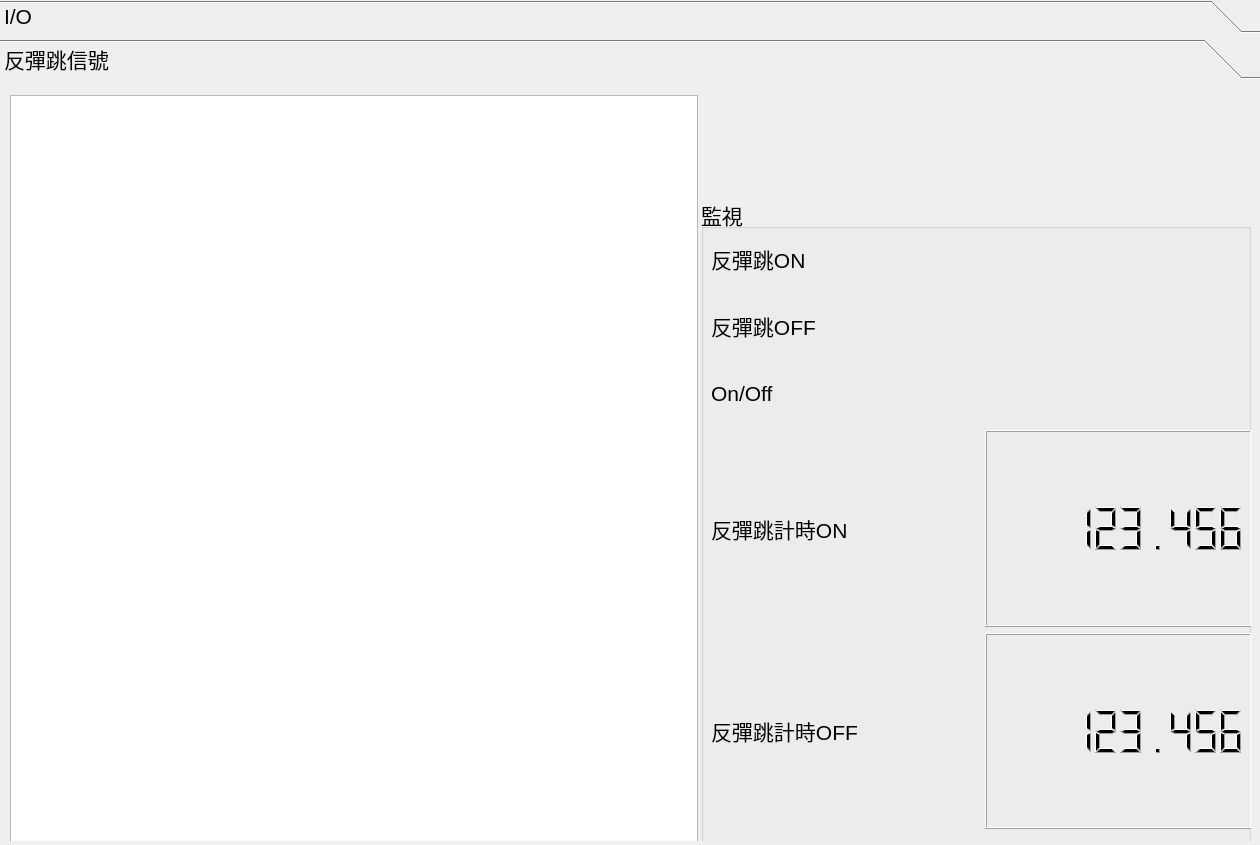
The window that bank-view/fronts/frontiooverride.ui (smandyscom/front-base-widget) describes before a commit, drawn with Qt 5.
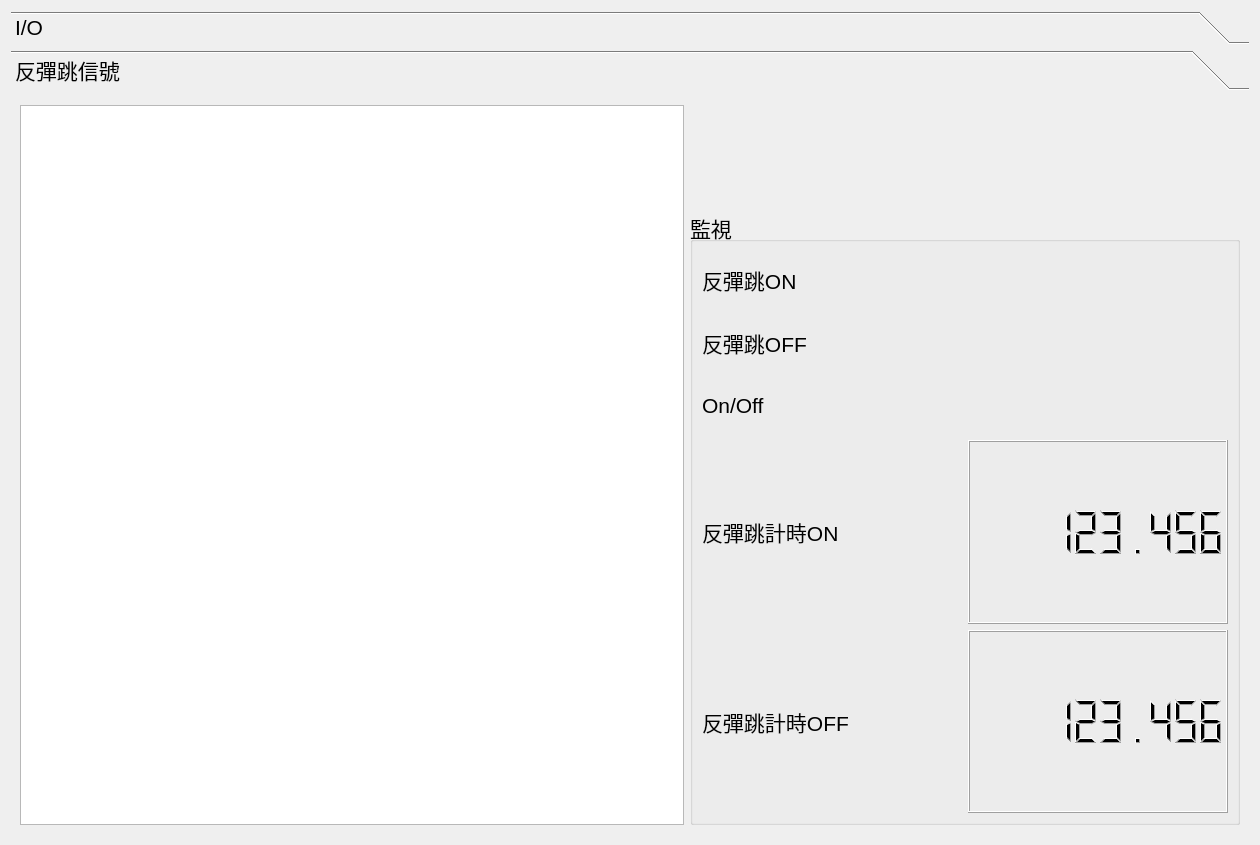
The same window after the commit. The open tabs and pages were chosen to show the change. Custom widgets are drawn as their Qt base class.

What changed in the file:
```diff
--- a/bank-view/fronts/frontiooverride.ui
+++ b/bank-view/fronts/frontiooverride.ui
@@ -30,15 +30,9 @@
   <property name="windowTitle">
    <string>Form</string>
   </property>
+  <layout class="QGridLayout" name="gridLayout_2">
+   <item row="0" column="0">
   <widget class="QToolBox" name="toolBox">
-   <property name="geometry">
-    <rect>
-     <x>0</x>
-     <y>0</y>
-     <width>1261</width>
-     <height>841</height>
-    </rect>
-   </property>
    <property name="sizePolicy">
     <sizepolicy hsizetype="Expanding" vsizetype="Expanding">
      <horstretch>0</horstretch>
@@ -228,27 +222,17 @@
      <rect>
       <x>0</x>
       <y>0</y>
-      <width>1261</width>
-      <height>747</height>
+        <width>1242</width>
+        <height>749</height>
      </rect>
     </property>
     <attribute name="label">
      <string>反彈跳信號</string>
     </attribute>
-    <widget class="QWidget" name="layoutWidget">
-     <property name="geometry">
-      <rect>
-       <x>10</x>
-       <y>10</y>
-       <width>1241</width>
-       <height>751</height>
-      </rect>
-     </property>
-     <layout class="QHBoxLayout" name="horizontalLayout_5">
-      <property name="spacing">
-       <number>3</number>
-      </property>
-      <item>
+      <layout class="QGridLayout" name="gridLayout_4">
+       <item row="0" column="0">
+        <layout class="QGridLayout" name="gridLayout_3">
+         <item row="0" column="0">
        <widget class="QTableView" name="tableViewSignal">
         <property name="font">
          <font>
@@ -267,12 +251,9 @@
         </attribute>
        </widget>
       </item>
-      <item>
-       <layout class="QVBoxLayout" name="verticalLayout_6">
-        <property name="spacing">
-         <number>3</number>
-        </property>
-        <item>
+         <item row="0" column="1">
+          <layout class="QGridLayout" name="gridLayout_7">
+           <item row="0" column="0">
          <widget class="QWidget" name="widgetSignalFilter" native="true">
           <property name="sizePolicy">
            <sizepolicy hsizetype="Expanding" vsizetype="Expanding">
@@ -288,7 +269,7 @@
           </property>
          </widget>
         </item>
-        <item>
+           <item row="1" column="0">
          <widget class="QGroupBox" name="groupBox">
           <property name="sizePolicy">
            <sizepolicy hsizetype="Expanding" vsizetype="Expanding">
@@ -305,15 +286,8 @@
           <property name="title">
            <string>監視</string>
           </property>
-          <widget class="QWidget" name="layoutWidget">
-           <property name="geometry">
-            <rect>
-             <x>10</x>
-             <y>30</y>
-             <width>541</width>
-             <height>601</height>
-            </rect>
-           </property>
+             <layout class="QGridLayout" name="gridLayout_6">
+              <item row="0" column="0">
            <layout class="QVBoxLayout" name="verticalLayout_5">
             <item>
              <layout class="QVBoxLayout" name="verticalLayout_2">
@@ -425,16 +399,33 @@
              </layout>
             </item>
            </layout>
-          </widget>
-         </widget>
+              </item>
+             </layout>
+            </widget>
         </item>
        </layout>
       </item>
      </layout>
-    </widget>
-   </widget>
-  </widget>
- </widget>
+       </item>
+      </layout>
+     </widget>
+    </widget>
+   </item>
+  </layout>
+ </widget>
+ <customwidgets>
+  <customwidget>
+   <class>FrontSingleFilter</class>
+   <extends>QWidget</extends>
+   <header>frontsinglefilter.h</header>
+   <container>1</container>
+  </customwidget>
+  <customwidget>
+   <class>TableViewFeature</class>
+   <extends>QTableView</extends>
+   <header>tableviewfeature.h</header>
+  </customwidget>
+ </customwidgets>
  <resources/>
  <connections/>
 </ui>
```
Left out of the diff: 46 changed lines with no effect on the pictures. Lines whose indentation alone changed are shown as unchanged.
